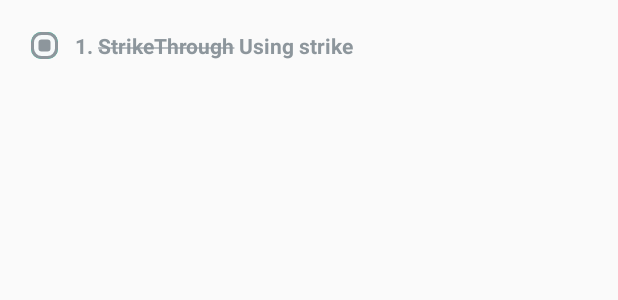
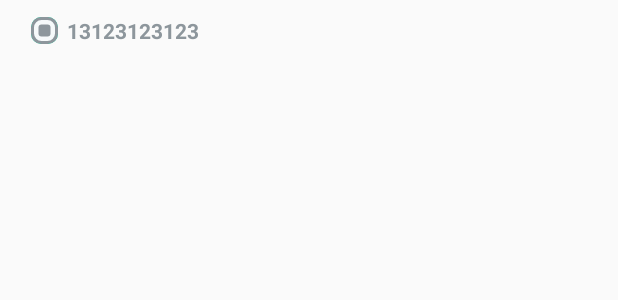
Before and after one commit to belukaaa/Ticky-2.0, an Android app: the layout chechked_task_viewholder.xml on its own in the app's theme, with its tools: preview values and no code run, on a phone screen of 412 x 824 dp. Shown: the top 300 px of the screen. Run offline under Robolectric (Android 15) with nearby library versions, the phone set to English and light mode, and no system bars.

```diff
--- a/Ticky/app/src/main/java/com/raywenderlich/ticky/fragments/TaskAddingFragment.kt
+++ b/Ticky/app/src/main/java/com/raywenderlich/ticky/fragments/TaskAddingFragment.kt
@@ -597,7 +597,9 @@ class TaskAddingFragment: Fragment() , DatePickerDialog.OnDateSetListener {
 
         val datePickerDialog =
             DatePickerDialog(requireContext(), R.style.DatePickerDialog, this, year, month, day)
+//        datePickerDialog.getDatePicker().setMinDate(System.currentTimeMillis() - 1000)
         datePickerDialog.show()
+        datePickerDialog.getDatePicker().setMinDate(System.currentTimeMillis() - 1000)
         datePickerDialog.getButton(DatePickerDialog.BUTTON_NEGATIVE).setTextColor(Color.BLACK)
         datePickerDialog.getButton(DatePickerDialog.BUTTON_POSITIVE).setTextColor(Color.BLACK)
         //0xFF0000FF
@@ -720,7 +722,7 @@ class TaskAddingFragment: Fragment() , DatePickerDialog.OnDateSetListener {
         if(month == 11){
             myMonth = ("Dec")
         }
-        TASK_DATE= "Due $dayOfMonth $myMonth,"
+        TASK_DATE= "Due $dayOfMonth $myMonth"
         if(dayOfMonth == 0 && myMonth.isEmpty()){
             calendar.visibility = VISIBLE
         }else{
--- a/Ticky/app/src/main/java/com/raywenderlich/ticky/taskrecyclerview/SelectedTaskAdapter.kt
+++ b/Ticky/app/src/main/java/com/raywenderlich/ticky/taskrecyclerview/SelectedTaskAdapter.kt
@@ -30,9 +30,6 @@ class SelectedTaskAdapter : RecyclerView.Adapter<SelectedTaskAdapter.SelectTaskV
 
                 listener1?.updateTaskie(task)
 
-
-
-                notifyDataSetChanged()
 
             }
 
--- a/Ticky/app/src/main/res/drawable/delete_task_button.xml
+++ b/Ticky/app/src/main/res/drawable/delete_task_button.xml
@@ -8,4 +8,5 @@
 
 
 
+
 </shape>
--- a/Ticky/app/src/main/res/layout/adding_activity_task.xml
+++ b/Ticky/app/src/main/res/layout/adding_activity_task.xml
@@ -34,7 +34,7 @@
             android:layout_width="wrap_content"
             android:layout_height="wrap_content"
             android:layout_marginStart="51dp"
-            android:layout_marginTop="64dp"
+            android:layout_marginTop="50dp"
             android:fontFamily="@font/ubuntu_medium"
             android:text="@string/back"
             android:textColor="@android:color/black"
@@ -77,7 +77,7 @@
             android:id="@+id/calendar"
             android:layout_width="wrap_content"
             android:layout_height="wrap_content"
-            android:layout_marginTop="64dp"
+            android:layout_marginTop="50dp"
             android:layout_marginEnd="24dp"
             android:background="@drawable/date_picker"
             android:contentDescription="@string/todo"
--- a/Ticky/app/src/main/res/layout/chechked_task_viewholder.xml
+++ b/Ticky/app/src/main/res/layout/chechked_task_viewholder.xml
@@ -4,6 +4,8 @@
     xmlns:app="http://schemas.android.com/apk/res-auto"
     xmlns:tools="http://schemas.android.com/tools"
     android:layout_margin="5dp"
+    android:paddingTop="5dp"
+    android:paddingBottom="10dp"
     android:layout_width="match_parent"
     android:layout_height="wrap_content">
 
@@ -12,26 +14,22 @@
         android:layout_width="wrap_content"
         android:layout_height="wrap_content"
         android:layout_marginStart="15dp"
-        android:layout_marginTop="15dp"
-        android:layout_marginBottom="7dp"
         android:button="@drawable/checkbox"
         android:checked="true"
-        app:layout_constraintBottom_toBottomOf="parent"
         app:layout_constraintStart_toStartOf="parent"
         app:layout_constraintTop_toTopOf="parent" />
 
     <TextView
-
-        android:text="@string/strike_text"
-
-        android:padding="5dp"
+        android:id="@+id/selected_task"
+        android:layout_width="0dp"
+        android:layout_height="wrap_content"
+        android:layout_marginStart="6dp"
+        android:isScrollContainer="true"
+        android:lineSpacingExtra="1dp"
+        android:text="13123123123"
+        android:scrollbars="vertical"
         android:textColor="#8d969c"
         android:textStyle="bold"
-        android:id="@+id/selected_task"
-        android:layout_width="wrap_content"
-        android:layout_height="wrap_content"
-        android:layout_marginStart="6dp"
-        app:layout_constraintBottom_toBottomOf="@+id/checkBox2"
         app:layout_constraintStart_toEndOf="@+id/checkBox2"
         app:layout_constraintTop_toTopOf="@+id/checkBox2" />
 
--- /dev/null
+++ b/Ticky/app/src/main/res/layout/edit_task_layout.xml
@@ -0,0 +1,6 @@
+<?xml version="1.0" encoding="utf-8"?>
+<androidx.constraintlayout.widget.ConstraintLayout
+    xmlns:android="http://schemas.android.com/apk/res/android" android:layout_width="match_parent"
+    android:layout_height="match_parent">
+
+</androidx.constraintlayout.widget.ConstraintLayout>
```
Also changed, not shown: Ticky/app/src/main/java/com/raywenderlich/ticky/MainActivity.kt (+7 -5 lines), Ticky/app/src/main/java/com/raywenderlich/ticky/fragments/HomeTaskScreenFragment.kt (+53 -29 lines), Ticky/app/src/main/java/com/raywenderlich/ticky/taskrecyclerview/TodoListAdapter.kt (+8 -4 lines).
